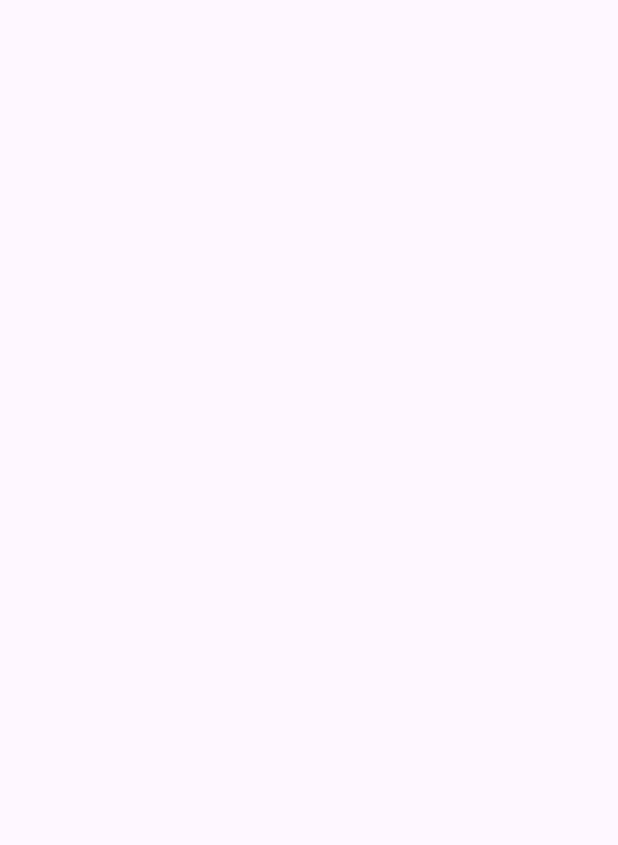
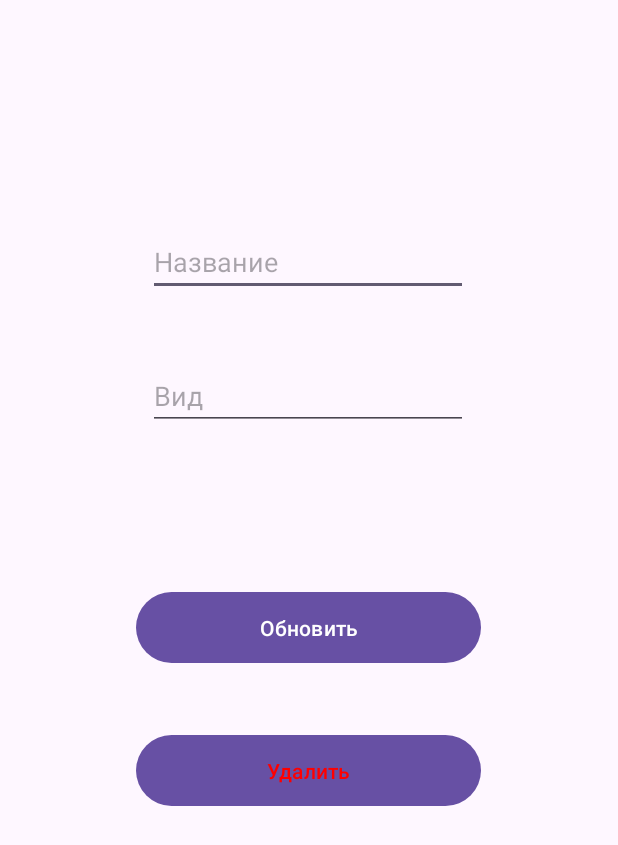
Before and after one commit to 1StarHawk1/MobileAppSUAI, an Android app: the UpdateActivity screen opened directly, with no data from a screen before it, on a phone screen of 412 x 824 dp. Before the commit the part shown is empty. Shown: the top 845 px of the screen. Run offline under Robolectric (Android 15) with nearby library versions, the phone set to English and light mode, and no system bars.

```diff
--- a/app/src/main/java/com/example/firstproject/UpdateActivity.java
+++ b/app/src/main/java/com/example/firstproject/UpdateActivity.java
@@ -2,13 +2,53 @@ package com.example.firstproject;
 
 import androidx.appcompat.app.AppCompatActivity;
 
+import android.content.Intent;
 import android.os.Bundle;
+import android.view.View;
+import android.widget.Button;
+import android.widget.EditText;
+import android.widget.Toast;
 
 public class UpdateActivity extends AppCompatActivity {
+    EditText name_input, type_input;
+    Button update_button, delete_button;
+    String id, name, type;
 
     @Override
     protected void onCreate(Bundle savedInstanceState) {
         super.onCreate(savedInstanceState);
         setContentView(R.layout.activity_update);
+
+        name_input = findViewById(R.id.title_update_input);
+        type_input = findViewById(R.id.type_update_input);
+        update_button = findViewById(R.id.update_title_button);
+        update_button.setOnClickListener(v -> {
+            MyDBHelper myDB = new MyDBHelper(UpdateActivity.this);
+            myDB.updateTitle(id, name_input.getText().toString(), type_input.getText().toString());
+            Intent intent = new Intent(this, titleCatalog.class);
+            startActivity(intent);
+        });
+        delete_button = findViewById(R.id.delete_title_button);
+        delete_button.setOnClickListener(v -> {
+            MyDBHelper myDB = new MyDBHelper(UpdateActivity.this);
+            myDB.deleteTitle(id);
+            Intent intent = new Intent(this, titleCatalog.class);
+            startActivity(intent);
+        });
+        getAndSetIntentData();
+    }
+
+    void getAndSetIntentData(){
+        if(getIntent().hasExtra("id") && getIntent().hasExtra("name") && getIntent().hasExtra("type")){
+            //Получаем данные
+            id = getIntent().getStringExtra("id");
+            name = getIntent().getStringExtra("name");
+            type = getIntent().getStringExtra("type");
+            //Устанавливаем данные на форму
+            name_input.setText(name);
+            type_input.setText(type);
+        }else{
+            Toast.makeText(this, "No data", Toast.LENGTH_SHORT).show();
+        }
     }
 }
--- a/app/src/main/res/layout/activity_title_catalog.xml
+++ b/app/src/main/res/layout/activity_title_catalog.xml
@@ -1,8 +1,7 @@
 <?xml version="1.0" encoding="utf-8"?>
-<androidx.constraintlayout.widget.ConstraintLayout
-    xmlns:android="http://schemas.android.com/apk/res/android"
+<androidx.constraintlayout.widget.ConstraintLayout xmlns:android="http://schemas.android.com/apk/res/android"
+    xmlns:app="http://schemas.android.com/apk/res-auto"
     xmlns:tools="http://schemas.android.com/tools"
-    xmlns:app="http://schemas.android.com/apk/res-auto"
     android:layout_width="match_parent"
     android:layout_height="match_parent"
     tools:context=".titleCatalog">
@@ -23,6 +22,7 @@
       android:id="@+id/recycler"
       android:layout_width="409dp"
       android:layout_height="635dp"
+      android:outlineAmbientShadowColor="#000000"
       app:layout_constraintBottom_toTopOf="@+id/button4"
       app:layout_constraintEnd_toEndOf="parent"
       app:layout_constraintStart_toStartOf="parent"
--- a/app/src/main/res/layout/activity_update.xml
+++ b/app/src/main/res/layout/activity_update.xml
@@ -4,6 +4,54 @@
     xmlns:tools="http://schemas.android.com/tools"
     android:layout_width="match_parent"
     android:layout_height="match_parent"
-    tools:context=".UpdateActivity">
+    tools:context=".AddActivity">
 
+    <EditText
+        android:id="@+id/title_update_input"
+        android:layout_width="wrap_content"
+        android:layout_height="wrap_content"
+        android:layout_marginTop="152dp"
+        android:ems="10"
+        android:hint="Название"
+        android:inputType="text"
+        app:layout_constraintEnd_toEndOf="parent"
+        app:layout_constraintHorizontal_bias="0.497"
+        app:layout_constraintStart_toStartOf="parent"
+        app:layout_constraintTop_toTopOf="parent" />
+
+    <EditText
+        android:id="@+id/type_update_input"
+        android:layout_width="wrap_content"
+        android:layout_height="wrap_content"
+        android:layout_marginTop="44dp"
+        android:ems="10"
+        android:hint="Вид"
+        android:inputType="text"
+        app:layout_constraintEnd_toEndOf="parent"
+        app:layout_constraintHorizontal_bias="0.497"
+        app:layout_constraintStart_toStartOf="parent"
+        app:layout_constraintTop_toBottomOf="@+id/title_update_input" />
+
+    <Button
+        android:id="@+id/update_title_button"
+        android:layout_width="230dp"
+        android:layout_height="55dp"
+        android:layout_marginTop="104dp"
+        android:text="Обновить"
+        app:layout_constraintEnd_toEndOf="parent"
+        app:layout_constraintHorizontal_bias="0.497"
+        app:layout_constraintStart_toStartOf="parent"
+        app:layout_constraintTop_toBottomOf="@+id/type_update_input" />
+
+    <Button
+        android:id="@+id/delete_title_button"
+        android:layout_width="230dp"
+        android:layout_height="55dp"
+        android:layout_marginTop="40dp"
+        android:text="Удалить"
+        android:textColor="#FF0000"
+        app:layout_constraintEnd_toEndOf="parent"
+        app:layout_constraintHorizontal_bias="0.497"
+        app:layout_constraintStart_toStartOf="parent"
+        app:layout_constraintTop_toBottomOf="@+id/update_title_button" />
 </androidx.constraintlayout.widget.ConstraintLayout>
```
Also changed, not shown: app/src/main/java/com/example/firstproject/CustomAdapter.java (+12 -1 lines), app/src/main/java/com/example/firstproject/MyDBHelper.java (+25 -0 lines), app/src/main/res/layout/my_row.xml (+13 -5 lines).
